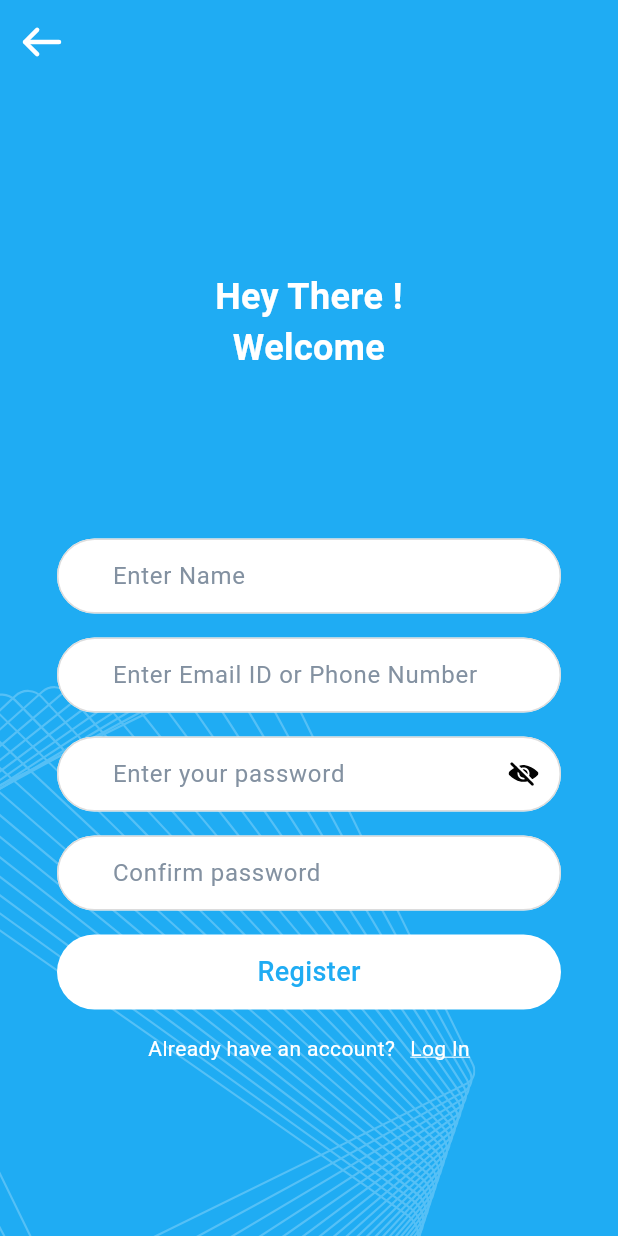
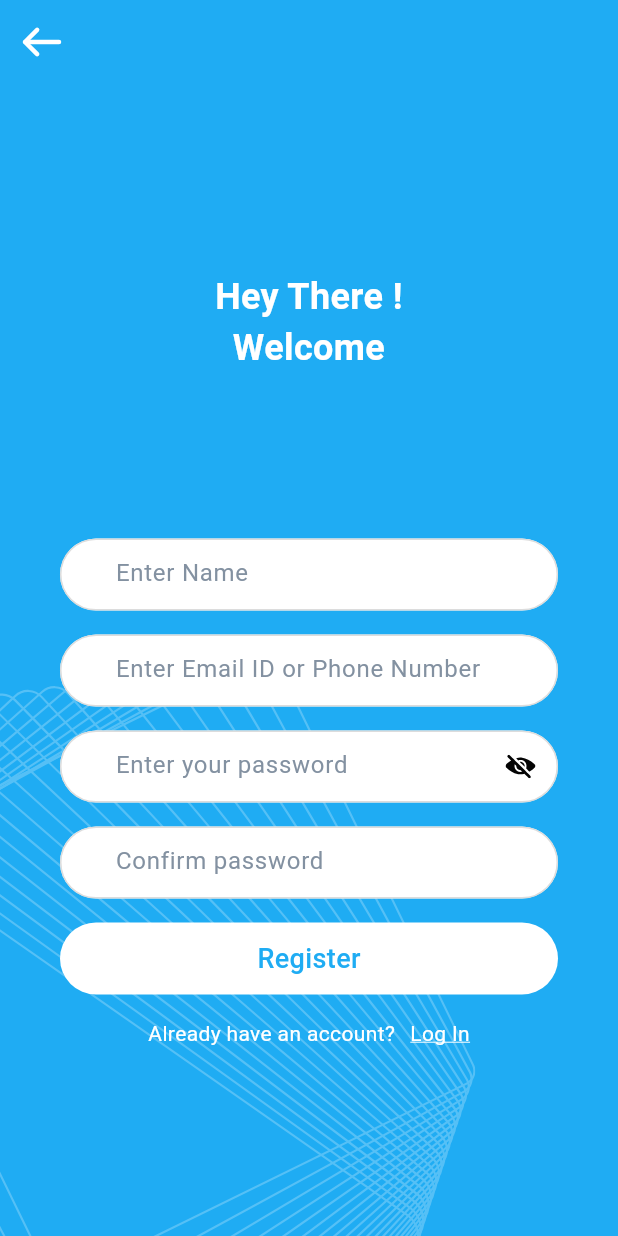
Before and after one commit to LX-PROJECTS/laundry_bin, a Flutter app: the screen it shows after launch, on a phone screen of 412 x 824 dp. Run offline on Flutter 3.47's test engine with Material 3 defaults, Android fonts, the phone set to English and light mode, and no system bars; our stand-ins replace flutter_hooks, flutter_svg, go_router; generated files the repository leaves out were written again; statements that could not run were skipped.

Commit message:
finally..

```diff
--- a/lib/core/widgets/apptextfield.dart
+++ b/lib/core/widgets/apptextfield.dart
@@ -28,7 +28,7 @@ class AppTextField extends HookWidget {
 
     return Container(
       decoration: textfeildDecor(),
-      height: 50,
+      height: context.space.space_600,
       width: double.infinity,
       child: TextField(
         controller: controller,
@@ -40,11 +40,11 @@ class AppTextField extends HookWidget {
               ? GestureDetector(
                   onTap: toggleShowPassword,
                   child: SizedBox(
-                    width: 30,
+                    width: context.space.space_400,
                     child: Center(
                       child: SizedBox(
-                        height: 20,
-                        width: 20,
+                        height: context.space.space_250,
+                        width: context.space.space_250,
                         child: SvgPicture.asset(
                           isPasswordHidden.value
                               ? Assets.icons.icInvisibleEye
@@ -56,7 +56,8 @@ class AppTextField extends HookWidget {
                   ),
                 )
               : null,
-          contentPadding: const EdgeInsets.only(left: 32, top: 24),
+          contentPadding: EdgeInsets.only(
+              left: context.space.space_400, top: context.space.space_300),
           hintText: hintText,
           hintStyle: TextStyle(color: context.colors.hintTxt),
           border: const OutlineInputBorder(
--- a/lib/core/widgets/buttonwhite.dart
+++ b/lib/core/widgets/buttonwhite.dart
@@ -6,16 +6,12 @@ import 'package:laundry_bin/core/extension/theme_extension.dart';
 class ButtonWhite extends StatelessWidget {
   final String name;
   final VoidCallback? onTap;
-  final double height;
   final double width;
-  final double borderRadius;
 
   const ButtonWhite({
     this.name = "Register",
     this.onTap,
-    this.height = 50,
     this.width = double.infinity,
-    this.borderRadius = 30,
     super.key,
   });
 
@@ -24,10 +20,10 @@ class ButtonWhite extends StatelessWidget {
     return GestureDetector(
       onTap: onTap,
       child: Container(
-        height: height,
+        height: context.space.space_600,
         width: width,
         decoration: BoxDecoration(
-          borderRadius: BorderRadius.circular(borderRadius),
+          borderRadius: BorderRadius.circular(context.space.space_400),
           color: context.colors.white,
         ),
         child: Center(
--- a/lib/features/authentication/view/pages/signup_page.dart
+++ b/lib/features/authentication/view/pages/signup_page.dart
@@ -49,7 +49,8 @@ class SignUpPage extends StatelessWidget {
                     ConstrainedBox(
                       constraints: const BoxConstraints(maxWidth: 800),
                       child: Padding(
-                        padding: const EdgeInsets.symmetric(horizontal: 38),
+                        padding: EdgeInsets.symmetric(
+                            horizontal: context.space.space_500),
                         child: Column(
                             crossAxisAlignment: CrossAxisAlignment.center,
                             children: [
@@ -57,20 +58,20 @@ class SignUpPage extends StatelessWidget {
                                 hintText:
                                     AppLocalizations.of(context)!.enterName,
                               ),
-                              const SizedBox(height: 16),
+                              SizedBox(height: context.space.space_200),
                               AppTextField(
                                   hintText: AppLocalizations.of(context)!
                                       .enterEmailOrNumber),
-                              const SizedBox(height: 16),
+                              SizedBox(height: context.space.space_200),
                               AppTextField(
                                   obscureText: true,
                                   hintText: AppLocalizations.of(context)!
                                       .enterPassword),
-                              const SizedBox(height: 16),
+                              SizedBox(height: context.space.space_200),
                               AppTextField(
                                   hintText: AppLocalizations.of(context)!
                                       .confirmPassword),
-                              const SizedBox(height: 16),
+                              SizedBox(height: context.space.space_200),
                               ButtonWhite(
                                   onTap: () {
                                     if (kDebugMode) {
@@ -78,16 +79,18 @@ class SignUpPage extends StatelessWidget {
                                     }
                                   },
                                   name: AppLocalizations.of(context)!.register),
-                              const SizedBox(height: 16),
+                              SizedBox(height: context.space.space_200),
                             ]),
                       ),
                     ),
                     Padding(
-                      padding: const EdgeInsets.symmetric(horizontal: 40),
+                      padding: EdgeInsets.symmetric(
+                          horizontal: context.space.space_500),
                       child: Wrap(
                         children: [
                           Padding(
-                            padding: const EdgeInsets.only(right: 10),
+                            padding:
+                                EdgeInsets.only(right: context.space.space_125),
                             child: Text(
                               AppLocalizations.of(context)!.alreadyAc,
                               style: context.typography.body
```
